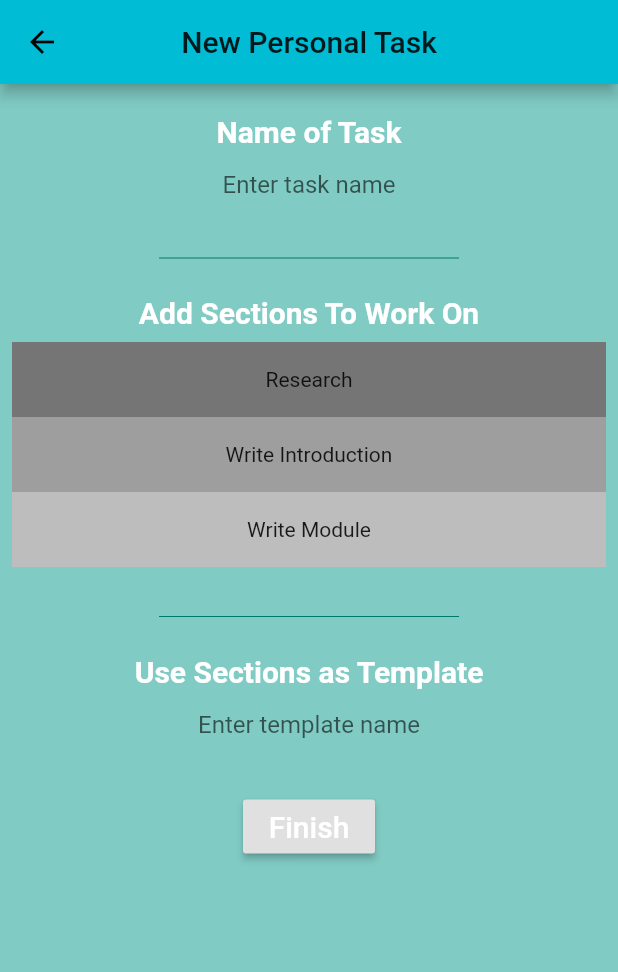
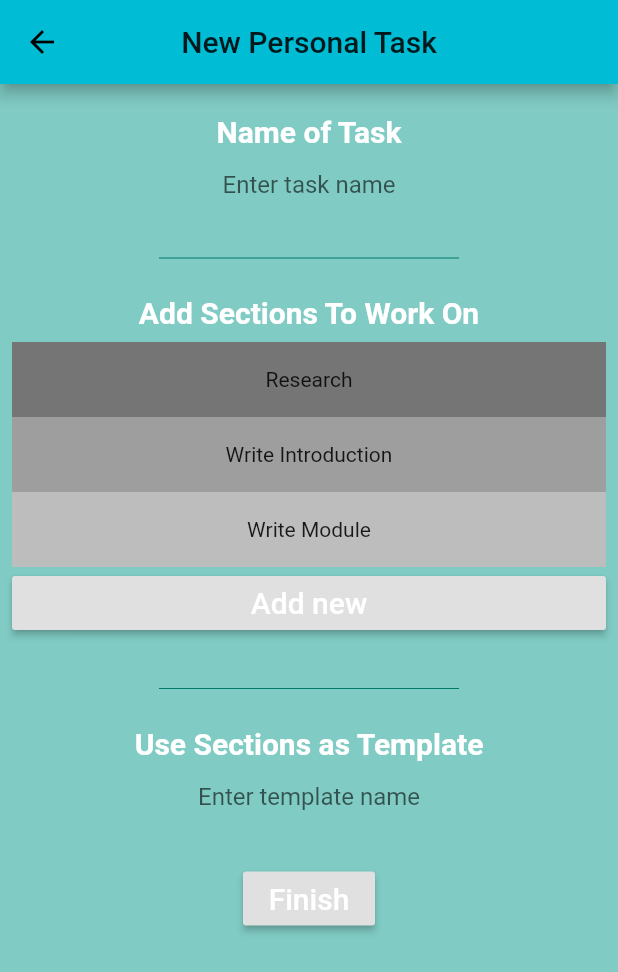
Before and after one commit to radostinpetrov/enprogress-frontend, a Flutter app: the TaskCreatePage screen opened directly, on a phone screen of 412 x 824 dp. Shown: the top 972 px of the screen. Run offline on Flutter 3.47's test engine with Material 2 defaults, Android fonts, the phone set to English and light mode, and no system bars.

Commit message:
[rp5118] add button to create a new category

```diff
--- a/lib/main.dart
+++ b/lib/main.dart
@@ -176,6 +176,12 @@ class TaskCreatePage extends StatelessWidget {
                 color: Colors.grey[400],
                 child: const Center(child: Text("Write Module")),
               ),
+              RaisedButton(
+                  onPressed: (){},
+                  textColor: Colors.white,
+                  padding: const EdgeInsets.all(0.0),
+                  child: Text("Add new", style: TextStyle(fontSize: 20))
+              )
             ],
             ),
             SizedBox(
```
